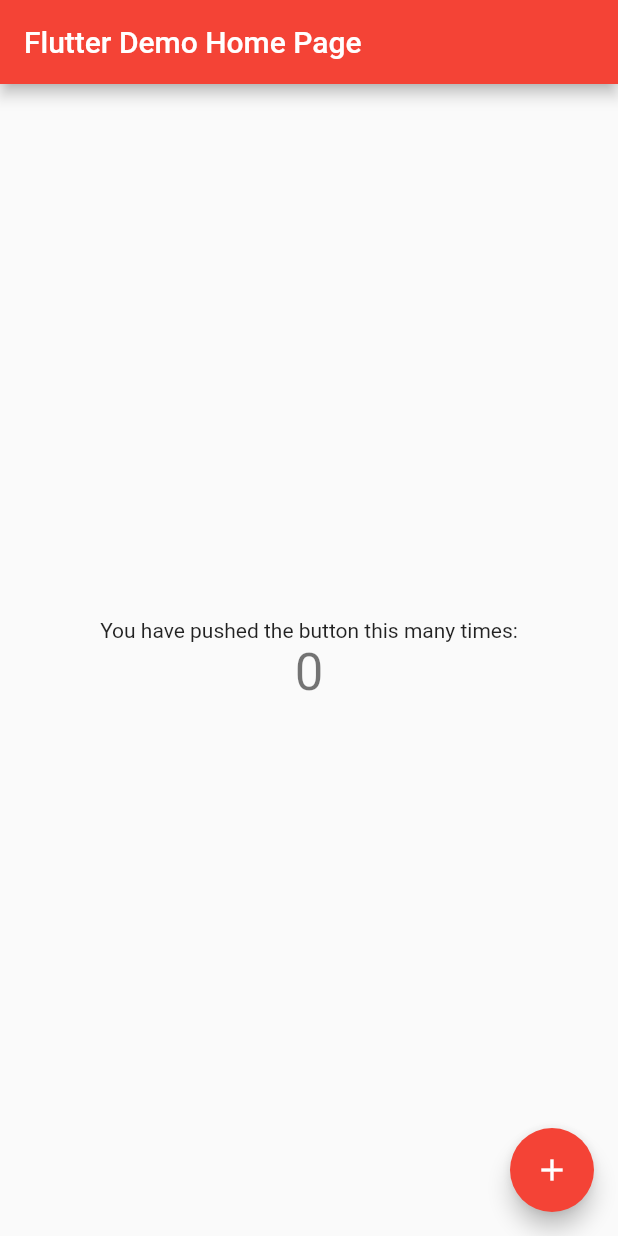
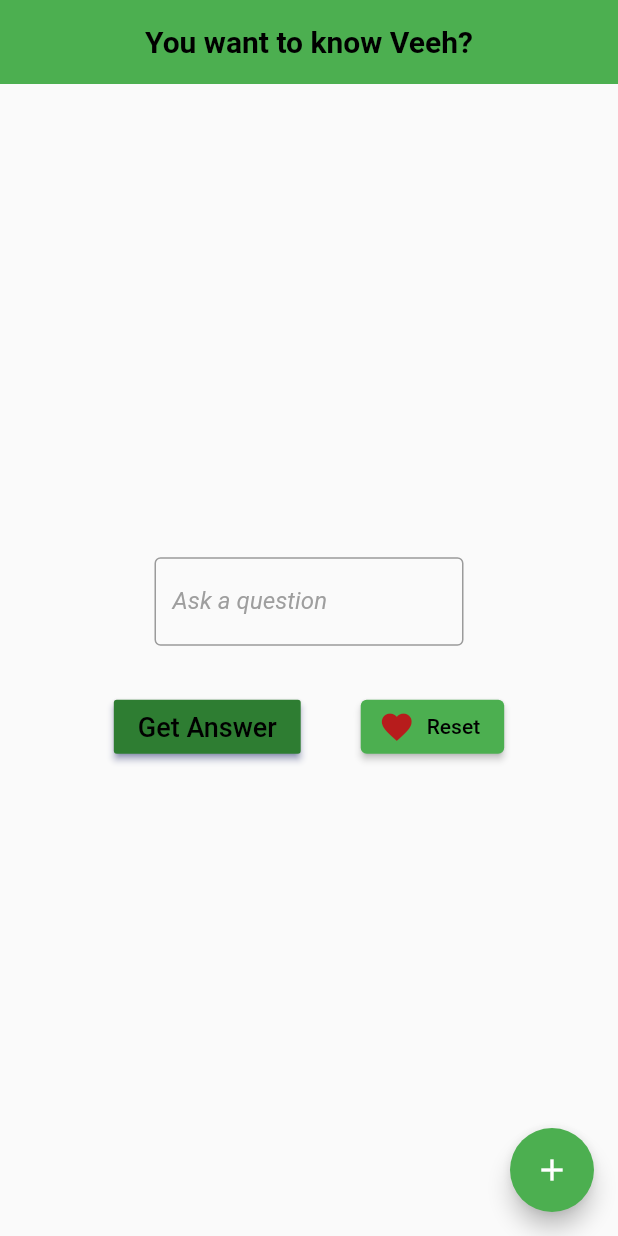
Before and after one commit to Virginia-Nyawira/Flutter_web_tutor, a Flutter app: the screen it shows after launch, on a phone screen of 412 x 824 dp. Run offline on Flutter 3.47's test engine with Material 2 defaults, Android fonts, the phone set to English and light mode, and no system bars.

Commit message:
Changed color

```diff
--- /dev/null
+++ b/lib/AnswersModel/answers.dart
@@ -0,0 +1,8 @@
+import 'dart:convert';
+
+class Answers{
+  final String textAns;
+  final String gifUrl;
+
+  Answers(this.textAns, this.gifUrl);
+}
--- a/lib/main.dart
+++ b/lib/main.dart
@@ -1,5 +1,5 @@
 import 'package:flutter/material.dart';
-
+import 'package:http/http.dart' as http;
 void main() {
   runApp(MyApp());
 }
@@ -11,100 +11,97 @@ class MyApp extends StatelessWidget {
     return MaterialApp(
       title: 'Flutter Demo',
       theme: ThemeData(
-        // This is the theme of your application.
-        //
-        // Try running your application with "flutter run". You'll see the
-        // application has a blue toolbar. Then, without quitting the app, try
-        // changing the primarySwatch below to Colors.green and then invoke
-        // "hot reload" (press "r" in the console where you ran "flutter run",
-        // or simply save your changes to "hot reload" in a Flutter IDE).
-        // Notice that the counter didn't reset back to zero; the application
-        // is not restarted.
-        primarySwatch: Colors.red,
+
+        primarySwatch: Colors.green,
       ),
-      home: MyHomePage(title: 'Flutter Demo Home Page'),
+      debugShowCheckedModeBanner: false,
+      home: MyHomePage(),
     );
   }
 }
 
 class MyHomePage extends StatefulWidget {
-  MyHomePage({Key key, this.title}) : super(key: key);
-
-  // This widget is the home page of your application. It is stateful, meaning
-  // that it has a State object (defined below) that contains fields that affect
-  // how it looks.
-
-  // This class is the configuration for the state. It holds the values (in this
-  // case the title) provided by the parent (in this case the App widget) and
-  // used by the build method of the State. Fields in a Widget subclass are
-  // always marked "final".
-
-  final String title;
-
   @override
   _MyHomePageState createState() => _MyHomePageState();
 }
 
 class _MyHomePageState extends State<MyHomePage> {
-  int _counter = 0;
 
-  void _incrementCounter() {
-    setState(() {
-      // This call to setState tells the Flutter framework that something has
-      // changed in this State, which causes it to rerun the build method below
-      // so that the display can reflect the updated values. If we changed
-      // _counter without calling setState(), then the build method would not be
-      // called again, and so nothing would appear to happen.
-      _counter++;
-    });
+TextEditingController _textEditingController=TextEditingController();
+_handler() async{
+  try{
+http.Response response=
+await http.get(Uri.parse("https://yesno.wtf/api"));
+  }catch(err, stacktrace){
+    print(err);
+    print(stacktrace);
   }
+}
 
   @override
   Widget build(BuildContext context) {
-    // This method is rerun every time setState is called, for instance as done
-    // by the _incrementCounter method above.
-    //
-    // The Flutter framework has been optimized to make rerunning build methods
-    // fast, so that you can just rebuild anything that needs updating rather
-    // than having to individually change instances of widgets.
     return Scaffold(
       appBar: AppBar(
+        elevation: 0.0,
+        centerTitle: true,
         // Here we take the value from the MyHomePage object that was created by
         // the App.build method, and use it to set our appbar title.
-        title: Text(widget.title),
+        title: Text(
+          "You want to know Veeh?",
+          style: TextStyle(color: Colors.black, fontWeight: FontWeight.bold),
+        ),
       ),
       body: Center(
-        // Center is a layout widget. It takes a single child and positions it
-        // in the middle of the parent.
         child: Column(
-          // Column is also a layout widget. It takes a list of children and
-          // arranges them vertically. By default, it sizes itself to fit its
-          // children horizontally, and tries to be as tall as its parent.
-          //
-          // Invoke "debug painting" (press "p" in the console, choose the
-          // "Toggle Debug Paint" action from the Flutter Inspector in Android
-          // Studio, or the "Toggle Debug Paint" command in Visual Studio Code)
-          // to see the wireframe for each widget.
-          //
-          // Column has various properties to control how it sizes itself and
-          // how it positions its children. Here we use mainAxisAlignment to
-          // center the children vertically; the main axis here is the vertical
-          // axis because Columns are vertical (the cross axis would be
-          // horizontal).
+          crossAxisAlignment: CrossAxisAlignment.center,
           mainAxisAlignment: MainAxisAlignment.center,
           children: <Widget>[
-            Text(
-              'You have pushed the button this many times:',
+            Container(
+              width: 0.5 * MediaQuery.of(context).size.width,
+              child: TextField(
+                decoration: InputDecoration(
+                  border: OutlineInputBorder(
+
+                  ),
+                  labelText: "Ask a question",
+                    labelStyle: TextStyle( color: Colors.grey, fontStyle: FontStyle.italic),
+                ),
+              ),
             ),
-            Text(
-              '$_counter',
-              style: Theme.of(context).textTheme.headline4,
-            ),
+           SizedBox(height: 30,),
+           Row(
+             mainAxisAlignment: MainAxisAlignment.center,
+             crossAxisAlignment: CrossAxisAlignment.center,
+             children: [
+               ElevatedButton(
+                 style: ElevatedButton.styleFrom(
+                   primary: Colors.green[800],
+                  onPrimary: Colors.orange,
+                  shadowColor: Colors.indigo,
+                  shape: RoundedRectangleBorder(
+                    borderRadius: BorderRadius.circular(2.0),
+                  ),
+
+                 ),
+                 child: Text(
+                   "Get Answer",style:  TextStyle(color: Colors.black,
+                 fontSize: 18.0),),
+                   onPressed: (){},
+               ),
+               SizedBox(width: 40,),
+               ElevatedButton.icon(
+                   onPressed: (){},
+                   icon: Icon(Icons.favorite_sharp,color: Colors.red[900],),
+                   label: Text("Reset",style: TextStyle(
+                     color: Colors.black
+                   ),))
+             ],
+           ),
           ],
         ),
       ),
       floatingActionButton: FloatingActionButton(
-        onPressed: _incrementCounter,
+        onPressed: (){},
         tooltip: 'Increment',
         child: Icon(Icons.add),
       ), // This trailing comma makes auto-formatting nicer for build methods.
--- a/pubspec.yaml
+++ b/pubspec.yaml
@@ -23,11 +23,10 @@ environment:
 dependencies:
   flutter:
     sdk: flutter
-
-
   # The following adds the Cupertino Icons font to your application.
   # Use with the CupertinoIcons class for iOS style icons.
   cupertino_icons: ^1.0.2
+  http: ^0.13.0
 
 dev_dependencies:
   flutter_test:
```
Also changed, not shown: pubspec.lock.
